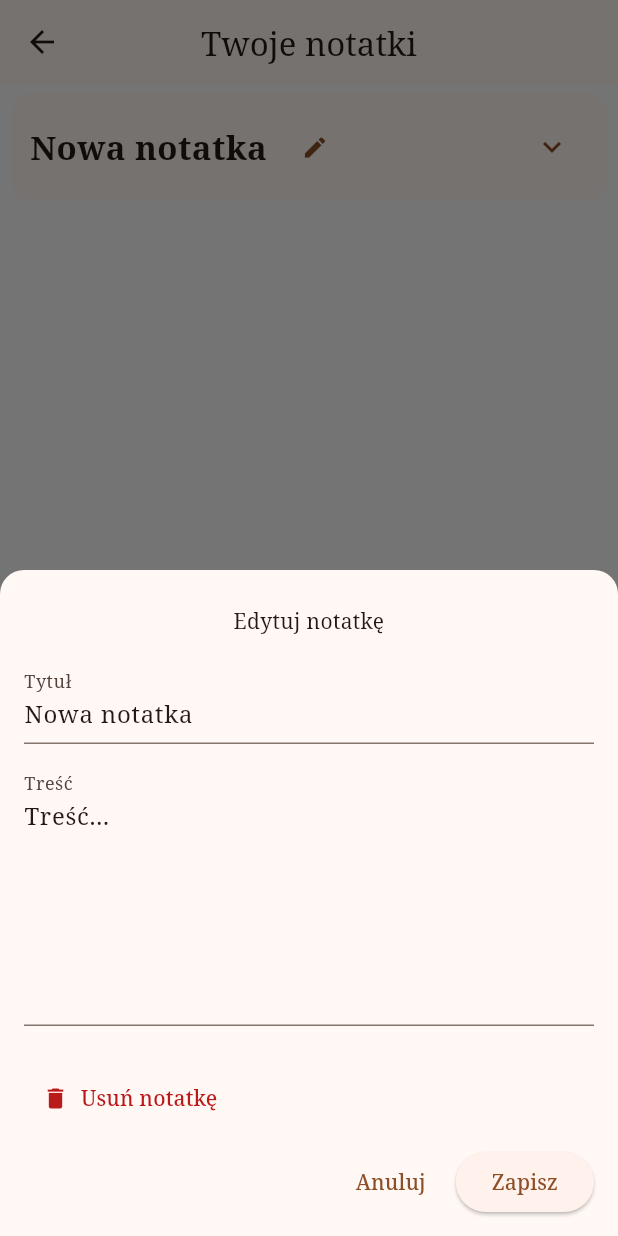
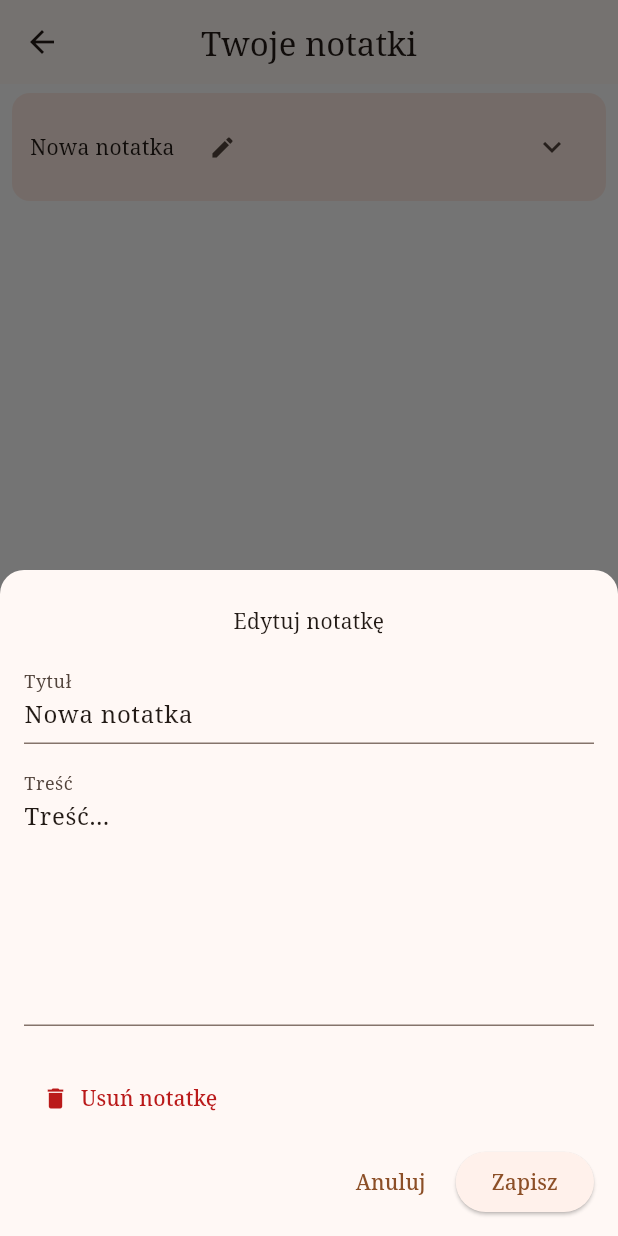
Before and after one commit to NikodemGrzela/RPGMaster, a Flutter app: the CampaignNotesScreen screen opened directly, after a tap on "Dodaj notatkę", after a tap on the "edit" icon, on a phone screen of 412 x 824 dp. Run offline on Flutter 3.47's test engine with Material 3 defaults, Android fonts, the phone set to English and light mode, and no system bars; our stand-ins replace cloud_firestore, firebase_auth, firebase_core, flutter_riverpod, google_sign_in; accounts and stored records are empty; generated files the repository leaves out were written again.

Commit message:
Changed background color to fit M3 Design guidelines.

```diff
--- a/rpgmaster/lib/ui/widgets/note_card.dart
+++ b/rpgmaster/lib/ui/widgets/note_card.dart
@@ -29,7 +29,7 @@ class _NoteCardState extends State<NoteCard> {
       margin: const EdgeInsets.symmetric(vertical: 6, horizontal: 8),
       elevation: 0,
       shape: RoundedRectangleBorder(borderRadius: BorderRadius.circular(12)),
-      color: colorScheme.surface, // 👈 automatyczny kolor karty
+      color: colorScheme.surfaceContainer,
       child: Padding(
         padding: const EdgeInsets.all(12),
         child: Column(
@@ -43,14 +43,10 @@ class _NoteCardState extends State<NoteCard> {
                   children: [
                     Text(
                       widget.title,
-                      style: AppTextStyles.headline.copyWith(
-                        color: colorScheme.onSurface, // 👈 kolor tekstu dynamicznie
-                      ),
                     ),
                     const SizedBox(width: 8),
                     IconButton(
                       icon: const Icon(Icons.edit, size: 18),
-                      color: colorScheme.primary, // 👈 kolor z motywu
                       onPressed: widget.onEdit,
                     ),
                   ],
@@ -60,7 +56,6 @@ class _NoteCardState extends State<NoteCard> {
                     _expanded
                         ? Icons.keyboard_arrow_up
                         : Icons.keyboard_arrow_down,
-                    color: colorScheme.primary,
                   ),
                   onPressed: () => setState(() => _expanded = !_expanded),
                 ),
```
